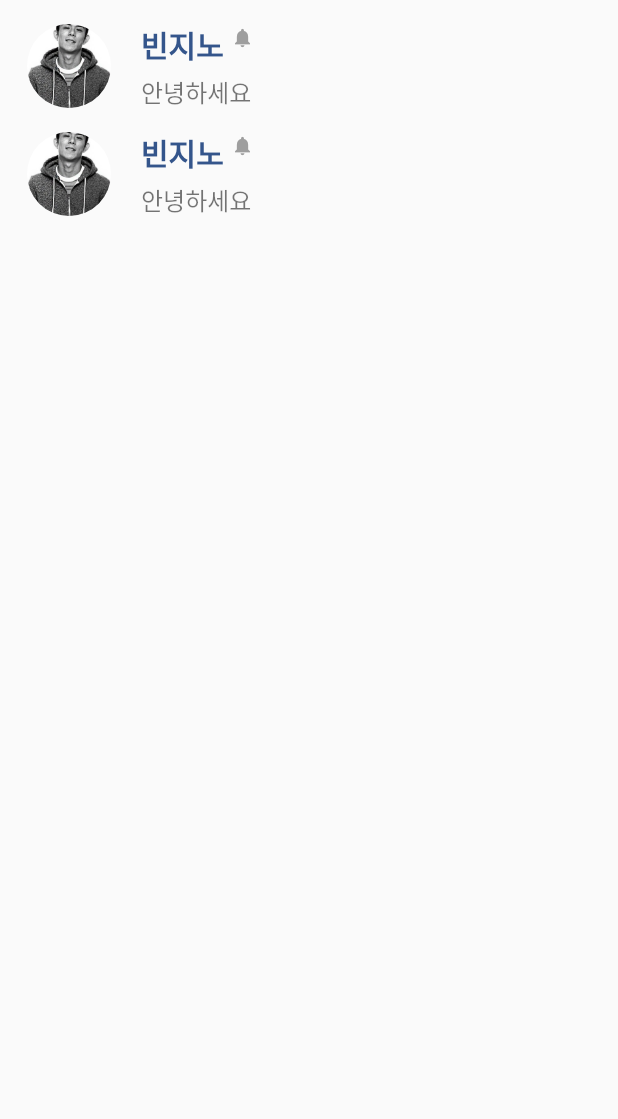
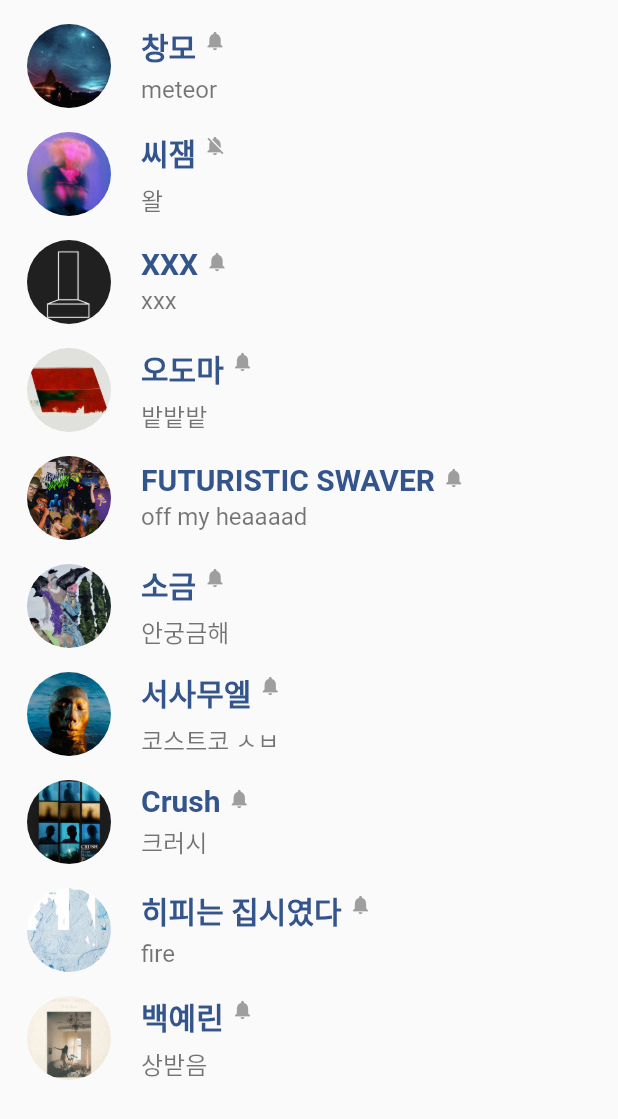
Before and after one commit to canoe726/Music_app, a Flutter app: the MessagePage screen opened directly, on a phone screen of 412 x 824 dp. Shown: the top 1119 px of the screen. Run offline on Flutter 3.47's test engine with Material 2 defaults, Android fonts, the phone set to English and light mode, and no system bars; our stand-ins replace carousel_slider, sliding_up_panel; missing offline and left inert: imagebutton.

Commit message:
Complete Week 5
Complete Week 5

```diff
--- /dev/null
+++ b/lib/data/chatFormat.dart
@@ -0,0 +1,72 @@
+class User {
+  final String id;
+  final String name;
+  final String lastTalk;
+  final String imgLoc;
+  bool notify;
+
+  User({this.id, this.name, this.lastTalk, this.imgLoc, this.notify});
+}
+
+List<User> users = [
+  User(
+      id: 'changmo_',
+      name: '창모',
+      lastTalk: 'meteor',
+      imgLoc: 'assets/gridSample1.png',
+      notify: true),
+  User(
+      id: 'cjamm',
+      name: '씨잼',
+      lastTalk: '왈',
+      imgLoc: 'assets/gridSample2.png',
+      notify: false),
+  User(
+      id: 'xxx_',
+      name: 'XXX',
+      imgLoc: 'assets/gridSample3.png',
+      lastTalk: 'xxx',
+      notify: true),
+  User(
+      id: 'O`Domar',
+      name: '오도마',
+      imgLoc: 'assets/gridSample4.png',
+      lastTalk: '밭밭밭',
+      notify: true),
+  User(
+      id: 'fs_',
+      name: 'FUTURISTIC SWAVER',
+      imgLoc: 'assets/gridSample5.png',
+      lastTalk: 'off my heaaaad',
+      notify: true),
+  User(
+      id: 'sogumm',
+      name: '소금',
+      imgLoc: 'assets/gridSample6.png',
+      lastTalk: '안궁금해',
+      notify: true),
+  User(
+      id: 'Samuel_Seo',
+      name: '서사무엘',
+      imgLoc: 'assets/gridSample7.png',
+      lastTalk: '코스트코 ㅅㅂ',
+      notify: true),
+  User(
+      id: 'crush_',
+      name: 'Crush',
+      imgLoc: 'assets/gridSample8.png',
+      lastTalk: '크러시',
+      notify: true),
+  User(
+      id: 'he_is_jipsy',
+      name: '히피는 집시였다',
+      imgLoc: 'assets/gridSample9.png',
+      lastTalk: 'fire',
+      notify: true),
+  User(
+      id: 'yerin_',
+      name: '백예린',
+      imgLoc: 'assets/gridSample10.png',
+      lastTalk: '상받음',
+      notify: true),
+];
--- a/lib/pages/messagePage.dart
+++ b/lib/pages/messagePage.dart
@@ -1,5 +1,6 @@
 import 'package:flutter/material.dart';
 import 'package:music_app/pages/chatPage.dart';
+import 'package:music_app/data/chatFormat.dart' as chatFormat;
 
 class MessagePage extends StatefulWidget {
   MessagePage({Key key}) : super(key: key);
@@ -9,7 +10,9 @@ class MessagePage extends StatefulWidget {
 }
 
 class _MessagePageState extends State<MessagePage> {
-  List<String> dialogStr = ["대화방 나가기", "대화방 알림끄기", "대화방 안나가기", "대화방 알림켜기"];
+  // List<String> dialogStr = ["대화방 나가기", "대화방 알림끄기", "대화방 안나가기", "대화방 알림켜기"];
+  List<chatFormat.User> msgInfo = chatFormat.users;
+
   @override
   Widget build(BuildContext context) {
     return Scaffold(
@@ -17,12 +20,12 @@ class _MessagePageState extends State<MessagePage> {
       child: Padding(
           padding: const EdgeInsets.fromLTRB(0.0, 8.0, 0.0, 8.0),
           child: ListView.builder(
-              itemCount: 2,
+              itemCount: msgInfo.length,
               shrinkWrap: true,
               itemBuilder: (BuildContext context, int index) {
                 return ListTile(
                   leading: CircleAvatar(
-                    backgroundImage: AssetImage('assets/beenzinoProfile.jpg'),
+                    backgroundImage: AssetImage(msgInfo[index].imgLoc),
                     backgroundColor: Colors.transparent,
                     radius: 30,
                   ),
@@ -32,7 +35,7 @@ class _MessagePageState extends State<MessagePage> {
                       crossAxisAlignment: CrossAxisAlignment.start,
                       children: <Widget>[
                         Text(
-                          '빈지노',
+                          msgInfo[index].name,
                           style: TextStyle(
                             fontSize: 20,
                             fontWeight: FontWeight.bold,
@@ -42,7 +45,9 @@ class _MessagePageState extends State<MessagePage> {
                         Padding(
                           padding: const EdgeInsets.fromLTRB(5, 3, 0, 0),
                           child: Icon(
-                            Icons.notifications,
+                            msgInfo[index].notify
+                                ? Icons.notifications
+                                : Icons.notifications_off,
                             size: 15,
                             color: Colors.grey,
                           ),
@@ -53,7 +58,7 @@ class _MessagePageState extends State<MessagePage> {
                   subtitle: Padding(
                     padding: const EdgeInsets.all(2.0),
                     child: Text(
-                      '안녕하세요',
+                      msgInfo[index].lastTalk,
                       style: TextStyle(
                         fontSize: 16,
                       ),
@@ -65,14 +70,14 @@ class _MessagePageState extends State<MessagePage> {
                     Navigator.push(context, route);
                   },
                   onLongPress: () {
-                    _showDialog();
+                    _showDialog(index);
                   },
                 );
               })),
     ));
   }
 
-  void _showDialog() {
+  void _showDialog(userIdx) {
     showDialog(
         context: context,
         builder: (BuildContext context) {
@@ -87,7 +92,7 @@ class _MessagePageState extends State<MessagePage> {
                   crossAxisAlignment: CrossAxisAlignment.start,
                   children: <Widget>[
                     Text(
-                      "길게 눌러보기",
+                      "대화방 설정",
                       style: TextStyle(
                           fontSize: 20.0, fontWeight: FontWeight.bold),
                     ),
@@ -95,12 +100,33 @@ class _MessagePageState extends State<MessagePage> {
                       padding: const EdgeInsets.only(top: 8.0),
                       child: ListView.builder(
                           shrinkWrap: true,
-                          itemCount: dialogStr.length,
+                          itemCount: 2,
                           itemBuilder: (BuildContext context, int index) {
                             return Padding(
                               padding: const EdgeInsets.fromLTRB(
                                   8.0, 12.0, 8.0, 8.0),
-                              child: Text(dialogStr[index]),
+                              child: index == 0
+                                  ? InkWell(
+                                      child: msgInfo[userIdx].notify
+                                          ? Text("대화방 알림끄기")
+                                          : Text("대화방 알림켜기"),
+                                      onTap: () {
+                                        setState(() {
+                                          msgInfo[userIdx].notify =
+                                              !(msgInfo[userIdx].notify);
+                                          Navigator.pop(context);
+                                        });
+                                      },
+                                    )
+                                  : InkWell(
+                                    child: Text("대화방 나가기"),
+                                     onTap: () {
+                                        setState(() {
+                                          msgInfo.removeAt(userIdx);
+                                          Navigator.pop(context);
+                                        });
+                                      },
+                                    ),
                             );
                           }),
                     )
```
